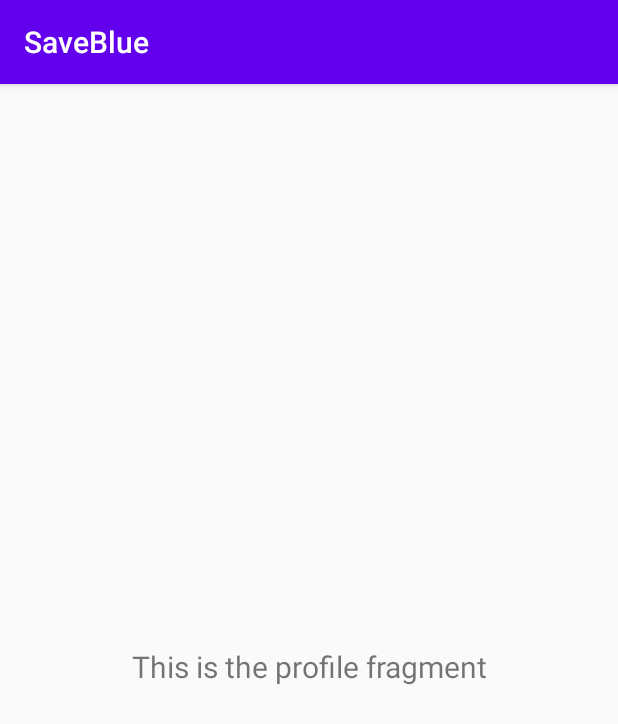
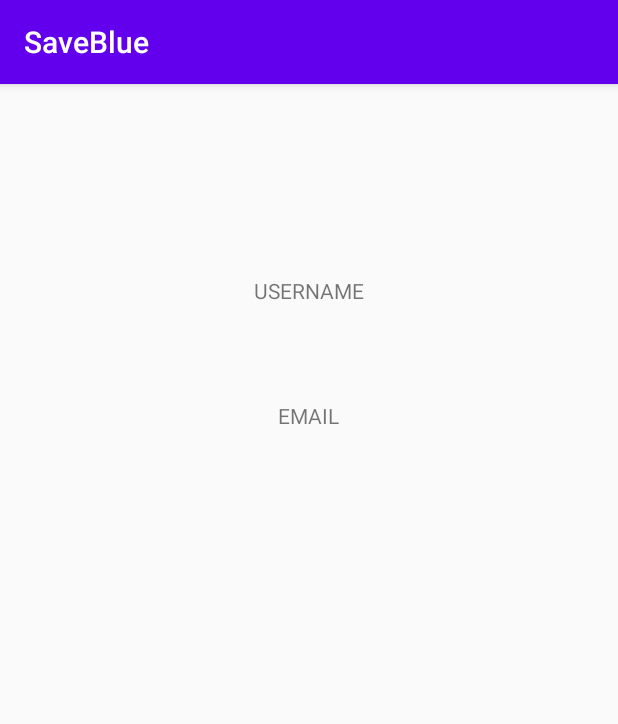
Before and after one commit to SaveBlue/SaveBlue-Android-App, an Android app: the fragment ProfileFragment shown on its own in the app's theme, on a phone screen of 412 x 824 dp. Shown: the top 724 px of the screen. Run offline under Robolectric (Android 15) with nearby library versions, the phone set to English and light mode, and no system bars; 3 statements that could not run were skipped.

Commit message:
Add profile view to dashboard

```diff
--- /dev/null
+++ b/app/src/main/java/com/saveblue/saveblueapp/JwtHandler.java
@@ -0,0 +1,45 @@
+package com.saveblue.saveblueapp;
+
+import android.app.Application;
+import android.content.Context;
+import android.content.SharedPreferences;
+import android.util.Base64;
+
+// custom class to handle fetching of jwt from shared preferences and decoding it
+public class JwtHandler extends Application {
+
+    private String jwt;
+    private String id;
+    private Context context;
+
+    public JwtHandler(Context context){
+        this.context = context;
+
+        jwt = getJWTfromSharedPref();
+        id = getIdFromJWT();
+    }
+
+    public String getJwt() {
+        return jwt;
+    }
+
+    public String getId() {
+        return id;
+    }
+
+    // gets jwt from shared preferences
+    private String getJWTfromSharedPref() {
+        SharedPreferences sharedPref = context.getSharedPreferences("SaveBluePref", 0);
+
+        return sharedPref.getString("JWT", "");
+    }
+
+    // decode id from jwt
+    private String getIdFromJWT() {
+
+        String jwtPayload = jwt.split("\\.")[1];
+        String body = new String(Base64.decode(jwtPayload, Base64.URL_SAFE));
+
+        return body.split("\"")[3];
+    }
+}
--- a/app/src/main/java/com/saveblue/saveblueapp/ui/dashboard/overview/OverviewFragment.java
+++ b/app/src/main/java/com/saveblue/saveblueapp/ui/dashboard/overview/OverviewFragment.java
@@ -1,8 +1,6 @@
 package com.saveblue.saveblueapp.ui.dashboard.overview;
 
-import android.content.SharedPreferences;
 import android.os.Bundle;
-import android.util.Base64;
 import android.view.LayoutInflater;
 import android.view.View;
 import android.view.ViewGroup;
@@ -16,6 +14,7 @@ import androidx.lifecycle.ViewModelProviders;
 import androidx.recyclerview.widget.LinearLayoutManager;
 import androidx.recyclerview.widget.RecyclerView;
 
+import com.saveblue.saveblueapp.JwtHandler;
 import com.saveblue.saveblueapp.R;
 import com.saveblue.saveblueapp.adapters.DashboardAccountAdapter;
 import com.saveblue.saveblueapp.models.Account;
@@ -60,9 +59,10 @@ public class OverviewFragment extends Fragment {
 
     // initialise observer for account list
     public void observerSetup() {
-        //fetch and decode jwt
-        String jwt = getJWTfromSharedPref();
-        String id = getIdFromJWT(jwt);
+        //fetch jwt from dedicated handler class
+        JwtHandler jwtHandler = new JwtHandler(getContext());
+        String jwt = jwtHandler.getJwt();
+        String id = jwtHandler.getId();
 
         overviewViewModel.getAccounts(id, jwt).observe(getViewLifecycleOwner(), new Observer<List<Account>>() {
             @Override
@@ -72,23 +72,4 @@ public class OverviewFragment extends Fragment {
         });
     }
 
-    /**
-     * JWT functions
-     */
-
-    // gets jwt from shared preferences
-    public String getJWTfromSharedPref() {
-        SharedPreferences sharedPref = requireContext().getSharedPreferences("SaveBluePref", 0);
-
-        return sharedPref.getString("JWT", "");
-    }
-
-    // decode id from jwt
-    public String getIdFromJWT(String jwt) {
-
-        String jwtPayload = jwt.split("\\.")[1];
-        String body = new String(Base64.decode(jwtPayload, Base64.URL_SAFE));
-
-        return body.split("\"")[3];
-    }
 }
--- a/app/src/main/java/com/saveblue/saveblueapp/ui/dashboard/overview/OverviewViewModel.java
+++ b/app/src/main/java/com/saveblue/saveblueapp/ui/dashboard/overview/OverviewViewModel.java
@@ -19,6 +19,7 @@ public class OverviewViewModel extends ViewModel {
 
     private MutableLiveData<List<Account>> accountList;
 
+    // returns the live data list of all accounts
     public LiveData<List<Account>> getAccounts(String id, String jwt) {
         if (accountList == null) {
             accountList = new MutableLiveData<List<Account>>();
@@ -28,18 +29,21 @@ public class OverviewViewModel extends ViewModel {
         return accountList;
     }
 
+    // async api call to get user's accounts
     private void callApiAccounts(String id, String jwt) {
         Call<List<Account>> callAsync = api.getUsersAccounts(jwt, id);
 
         callAsync.enqueue(new Callback<List<Account>>() {
             @Override
             public void onResponse(Call<List<Account>> call, Response<List<Account>> response) {
+                // if request was denied
                 if (!response.isSuccessful()) {
                     //Toast.makeText((), "Request Error", Toast.LENGTH_LONG).show();
                     System.out.println("Request Error");
                     return;
                 }
 
+                // on success set the fetched account list
                 accountList.setValue(response.body());
 
             }
--- a/app/src/main/java/com/saveblue/saveblueapp/ui/dashboard/profile/ProfileFragment.java
+++ b/app/src/main/java/com/saveblue/saveblueapp/ui/dashboard/profile/ProfileFragment.java
@@ -10,27 +10,55 @@ import androidx.annotation.NonNull;
 import androidx.annotation.Nullable;
 import androidx.fragment.app.Fragment;
 import androidx.lifecycle.Observer;
+import androidx.lifecycle.ViewModelProvider;
 import androidx.lifecycle.ViewModelProviders;
 
+import com.saveblue.saveblueapp.JwtHandler;
 import com.saveblue.saveblueapp.R;
+import com.saveblue.saveblueapp.models.User;
 
 
 public class ProfileFragment extends Fragment {
 
-    private ProfileViewModel galleryViewModel;
+    private ProfileViewModel profileViewModel;
+    private TextView username;
+    private TextView email;
 
-    public View onCreateView(@NonNull LayoutInflater inflater,
-                             ViewGroup container, Bundle savedInstanceState) {
-        galleryViewModel =
-                ViewModelProviders.of(this).get(ProfileViewModel.class);
+    public View onCreateView(@NonNull LayoutInflater inflater, ViewGroup container, Bundle savedInstanceState) {
+        profileViewModel = ViewModelProviders.of(this).get(ProfileViewModel.class);
         View root = inflater.inflate(R.layout.fragment_profile, container, false);
-        final TextView textView = root.findViewById(R.id.text_gallery);
-        galleryViewModel.getText().observe(getViewLifecycleOwner(), new Observer<String>() {
+
+        username = root.findViewById(R.id.textViewUsername);
+        email = root.findViewById(R.id.textViewEmail);
+
+        return root;
+    }
+
+    @Override
+    public void onViewCreated(@NonNull View view, @Nullable Bundle savedInstanceState) {
+        super.onViewCreated(view, savedInstanceState);
+
+        // initialise viewmodel
+        profileViewModel = new ViewModelProvider(this).get(ProfileViewModel.class);
+        observerSetup();
+    }
+
+    // initialise observer for account list
+    public void observerSetup() {
+        //fetch jwt from dedicated handler class
+        JwtHandler jwtHandler = new JwtHandler(getContext());
+        String jwt = jwtHandler.getJwt();
+        String id = jwtHandler.getId();
+
+        profileViewModel.getUser(id, jwt).observe(getViewLifecycleOwner(), new Observer<User>() {
             @Override
-            public void onChanged(@Nullable String s) {
-                textView.setText(s);
+            public void onChanged(User user) {
+
+                username.setText(user.getUsername());
+                email.setText(user.getEmail());
+
             }
         });
-        return root;
     }
+
 }
--- a/app/src/main/java/com/saveblue/saveblueapp/ui/dashboard/profile/ProfileViewModel.java
+++ b/app/src/main/java/com/saveblue/saveblueapp/ui/dashboard/profile/ProfileViewModel.java
@@ -4,16 +4,52 @@ import androidx.lifecycle.LiveData;
 import androidx.lifecycle.MutableLiveData;
 import androidx.lifecycle.ViewModel;
 
+import com.saveblue.saveblueapp.api.SaveBlueAPI;
+import com.saveblue.saveblueapp.api.ServiceGenerator;
+import com.saveblue.saveblueapp.models.User;
+
+import retrofit2.Call;
+import retrofit2.Callback;
+import retrofit2.Response;
+
 public class ProfileViewModel extends ViewModel {
+    private SaveBlueAPI api = ServiceGenerator.createService(SaveBlueAPI.class);
+    private MutableLiveData<User> userMutableLiveData;
 
-    private MutableLiveData<String> mText;
+    // returns the live data with an object containing user's data
+    public LiveData<User> getUser(String id, String jwt) {
+        if(userMutableLiveData == null){
+            userMutableLiveData = new MutableLiveData<>();
+            callApiUser(id, jwt);
+        }
 
-    public ProfileViewModel() {
-        mText = new MutableLiveData<>();
-        mText.setValue("This is the profile fragment");
+        return userMutableLiveData;
     }
 
-    public LiveData<String> getText() {
-        return mText;
+    // async api call to get user's data
+    private void callApiUser(String id, String jwt) {
+        Call<User> callAsync = api.getUserData(jwt, id);
+
+        callAsync.enqueue(new Callback<User>() {
+            @Override
+            public void onResponse(Call<User> call, Response<User> response) {
+                // if request was denied
+                if (!response.isSuccessful()) {
+                    //Toast.makeText((), "Request Error", Toast.LENGTH_LONG).show();
+                    System.out.println("Request Error");
+                    return;
+                }
+
+                // on success set the fetched user's data object
+                userMutableLiveData.setValue(response.body());
+
+            }
+
+            @Override
+            public void onFailure(Call<User> call, Throwable t) {
+                //Toast.makeText(getApplicationContext(), "No Network Connectivity!", Toast.LENGTH_LONG).show();
+                System.out.println("No Network Connectivity!");
+            }
+        });
     }
 }
--- a/app/src/main/java/com/saveblue/saveblueapp/ui/login/LoginActivity.java
+++ b/app/src/main/java/com/saveblue/saveblueapp/ui/login/LoginActivity.java
@@ -83,8 +83,9 @@ public class LoginActivity extends AppCompatActivity implements RegisterDialog.R
                 //store jwt in shared preferences
                 storeJWT(response.body().getToken());
 
-                //redirect to dashboard activity
+                //redirect to dashboard activity started on a new stack
                 Intent intentDashboard = new Intent(getApplicationContext(), DashboardActivity.class);
+                intentDashboard.setFlags(Intent.FLAG_ACTIVITY_CLEAR_TASK | Intent.FLAG_ACTIVITY_NEW_TASK);
                 startActivity(intentDashboard);
 
             }
--- a/app/src/main/res/layout/fragment_profile.xml
+++ b/app/src/main/res/layout/fragment_profile.xml
@@ -7,16 +7,28 @@
     tools:context=".ui.dashboard.profile.ProfileFragment">
 
     <TextView
-        android:id="@+id/text_gallery"
-        android:layout_width="match_parent"
+        android:id="@+id/textViewUsername"
+        android:layout_width="wrap_content"
         android:layout_height="wrap_content"
-        android:layout_marginStart="8dp"
-        android:layout_marginTop="8dp"
-        android:layout_marginEnd="8dp"
-        android:textAlignment="center"
-        android:textSize="20sp"
-        app:layout_constraintBottom_toBottomOf="parent"
+        android:layout_marginStart="16dp"
+        android:layout_marginTop="128dp"
+        android:layout_marginEnd="16dp"
+        android:layout_marginBottom="64dp"
+        android:text="USERNAME"
+        app:layout_constraintBottom_toTopOf="@+id/textViewEmail"
         app:layout_constraintEnd_toEndOf="parent"
         app:layout_constraintStart_toStartOf="parent"
         app:layout_constraintTop_toTopOf="parent" />
+
+    <TextView
+        android:id="@+id/textViewEmail"
+        android:layout_width="wrap_content"
+        android:layout_height="wrap_content"
+        android:layout_marginStart="16dp"
+        android:layout_marginTop="64dp"
+        android:layout_marginEnd="16dp"
+        android:text="EMAIL"
+        app:layout_constraintEnd_toEndOf="parent"
+        app:layout_constraintStart_toStartOf="parent"
+        app:layout_constraintTop_toBottomOf="@+id/textViewUsername" />
 </androidx.constraintlayout.widget.ConstraintLayout>
```
